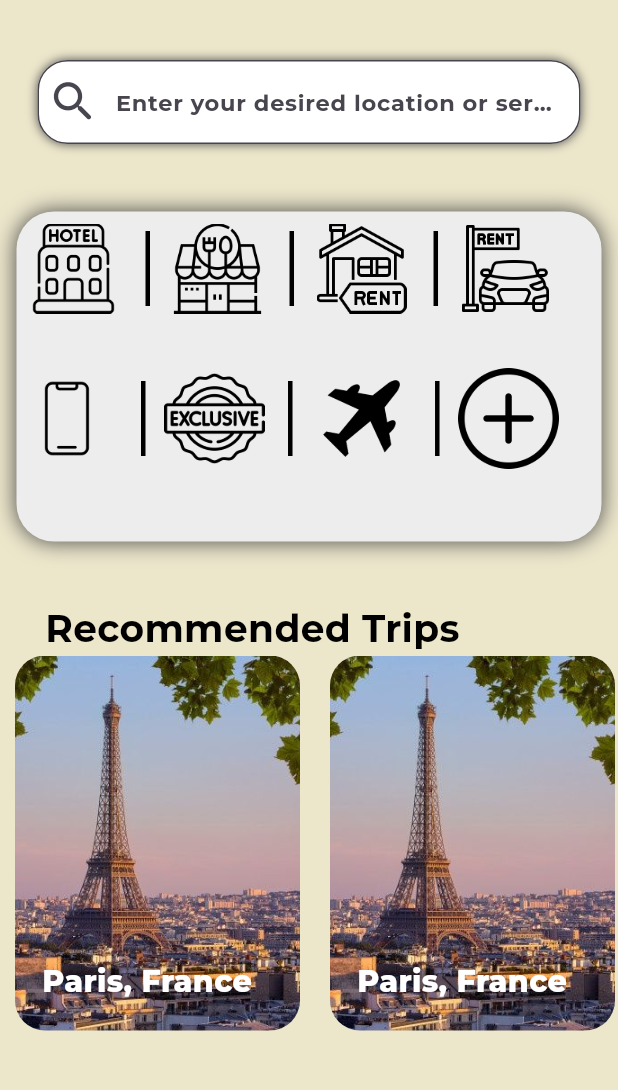
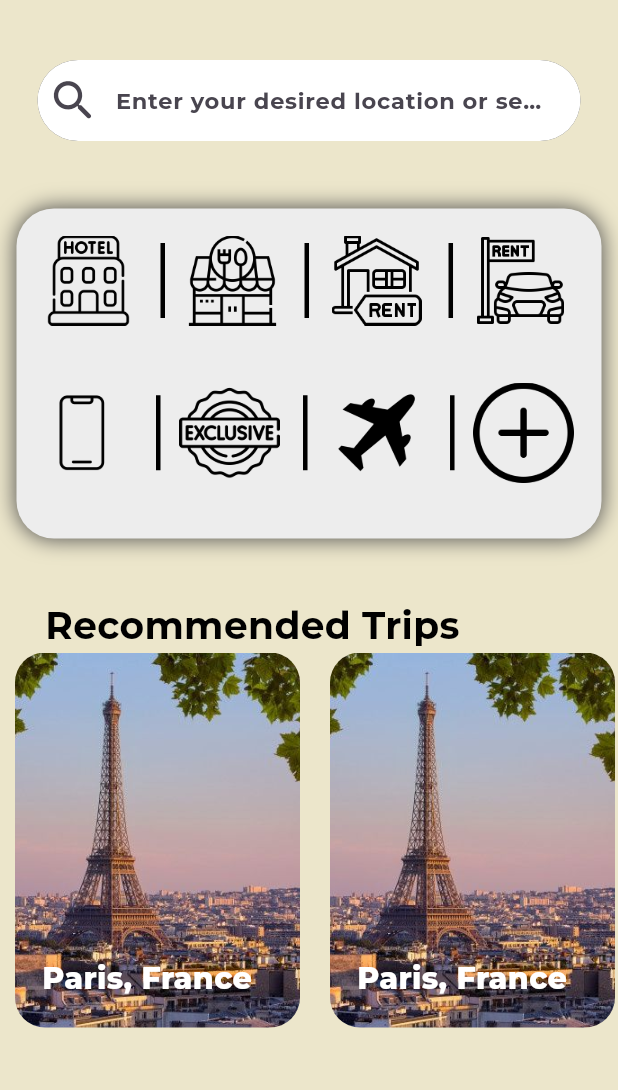
Before and after one commit to AbdulrahmanAbusnena/bentloos, a Flutter app: the screen it shows once a user with an empty profile is signed in, on a phone screen of 412 x 824 dp, the part 84-1174 px from its top. Run offline on Flutter 3.47's test engine with Material 3 defaults, Android fonts, the phone set to English and light mode, and no system bars; our stand-ins replace cloud_firestore, firebase_auth, firebase_core, google_fonts; accounts and stored records are empty.

Commit message:
git commit

```diff
--- /dev/null
+++ b/lib/Components/search_homepage.dart
@@ -0,0 +1,64 @@
+import 'package:flutter/material.dart';
+import 'package:google_fonts/google_fonts.dart';
+
+class SearchHomepage extends StatefulWidget {
+  const SearchHomepage({super.key});
+
+  @override
+  State<SearchHomepage> createState() => _SearchHomepageState();
+}
+
+class _SearchHomepageState extends State<SearchHomepage> {
+  @override
+  Widget build(BuildContext context) {
+    return Padding(
+      //padding: const EdgeInsets.symmetric(horizontal: 25, vertical: 15),
+      padding: const EdgeInsets.all(25),
+      child: Container(
+        margin: const EdgeInsets.only(
+          top: 15,
+        ),
+        decoration: BoxDecoration(
+          borderRadius: BorderRadius.circular(40),
+          boxShadow: const [
+            BoxShadow(
+              color: Color(0xff4b4b4b),
+              //   blurRadius: 10,
+              spreadRadius: 0.0,
+            ),
+          ],
+        ),
+        child: TextField(
+          decoration: InputDecoration(
+            hintText: 'Enter your desired location or serivce',
+            hintStyle: GoogleFonts.montserrat(
+              fontSize: 15,
+              fontWeight: FontWeight.w700,
+            ),
+            prefixIcon: const Icon(Icons.search_rounded, size: 35),
+            filled: true,
+            fillColor: Colors.white,
+            hoverColor: Colors.black,
+            border: InputBorder.none,
+            contentPadding: const EdgeInsets.symmetric(
+              vertical: 15,
+              horizontal: 20,
+            ),
+            enabledBorder: OutlineInputBorder(
+              borderSide: BorderSide.none,
+              borderRadius: BorderRadius.circular(30),
+            ),
+            focusedBorder: OutlineInputBorder(
+              borderSide: const BorderSide(
+                width: 2,
+                // fotni
+                color: Color(0xff000000),
+              ),
+              borderRadius: BorderRadius.circular(30),
+            ),
+          ),
+        ),
+      ),
+    );
+  }
+}
--- a/lib/Pages/homepage.dart
+++ b/lib/Pages/homepage.dart
@@ -1,6 +1,7 @@
 // import 'package:bentlos/Components/buttons.dart';
 import 'package:bentlos/Components/card.dart';
 import 'package:bentlos/Components/icon.dart';
+import 'package:bentlos/Components/search_homepage.dart';
 import 'package:bentlos/Pages/ExtPage/car_rentals.dart';
 import 'package:bentlos/Pages/ExtPage/exclusive.dart';
 import 'package:bentlos/Pages/ExtPage/flights.dart';
@@ -52,50 +53,10 @@ class _HomePageState extends State<HomePage> {
           ),
         ),
       ),
-      body: Column(
+      body: SingleChildScrollView(
+        child: Column(
           children: [
-          Padding(
-            //padding: const EdgeInsets.symmetric(horizontal: 25, vertical: 15),
-            padding: const EdgeInsets.all(25),
-            child: Container(
-              margin: const EdgeInsets.only(
-                //   right: 40,
-                //    left: 40,
-                top: 15,
-                //   bottom: 50,
-              ),
-              decoration: BoxDecoration(
-                borderRadius: BorderRadius.circular(20),
-                boxShadow: const [
-                  BoxShadow(
-                    color: Color(0xff4b4b4b),
-                    blurRadius: 5,
-                    spreadRadius: 0.0,
-                  ),
-                ],
-              ),
-              child: TextField(
-                decoration: InputDecoration(
-                  hintText: 'Enter your desired location or serivce',
-                  hintStyle: GoogleFonts.montserrat(
-                    fontSize: 15,
-                    fontWeight: FontWeight.w700,
-                  ),
-                  prefixIcon: const Icon(Icons.search_rounded, size: 35),
-                  filled: true,
-                  fillColor: Colors.white,
-                  hoverColor: Colors.black,
-                  border: OutlineInputBorder(
-                    borderRadius: BorderRadius.circular(20),
-                    borderSide: const BorderSide(
-                      strokeAlign: BorderSide.strokeAlignCenter,
-                      color: Colors.black,
-                    ),
-                  ),
-                ),
-              ),
-            ),
-          ),
+            const SearchHomepage(),
             const SizedBox(
               height: 20,
             ),
@@ -111,12 +72,20 @@ class _HomePageState extends State<HomePage> {
                   ),
                 ],
                 color: const Color(0xffEDEDED),
-              borderRadius: BorderRadius.circular(25),
+                borderRadius: BorderRadius.circular(
+                  25.0,
+                ),
               ),
               child: Column(
                 children: [
+                  const SizedBox(
+                    height: 10,
+                  ),
                   Row(
                     children: [
+                      const SizedBox(
+                        width: 10,
+                      ),
                       Padding(
                         padding: const EdgeInsets.all(8.0),
                         child: IconButts(
@@ -214,9 +183,12 @@ class _HomePageState extends State<HomePage> {
                   ),
                   Row(
                     children: [
+                      const SizedBox(
+                        width: 10,
+                      ),
                       IconButts(
                         iconss: 'assets/smartphone.png',
-                      height: 67.0,
+                        height: 70.0,
                         width: 68.0,
                         onTap: () => Navigator.push(
                             context,
@@ -310,6 +282,9 @@ class _HomePageState extends State<HomePage> {
                       color: Colors.black,
                     )),
                 const SizedBox(
+                  height: 5,
+                ),
+                const SizedBox(
                   width: 30,
                 ),
               ],
@@ -336,6 +311,7 @@ class _HomePageState extends State<HomePage> {
             ),
           ],
         ),
+      ),
     );
   }
 }
```
Lines whose indentation alone changed are shown as unchanged.
